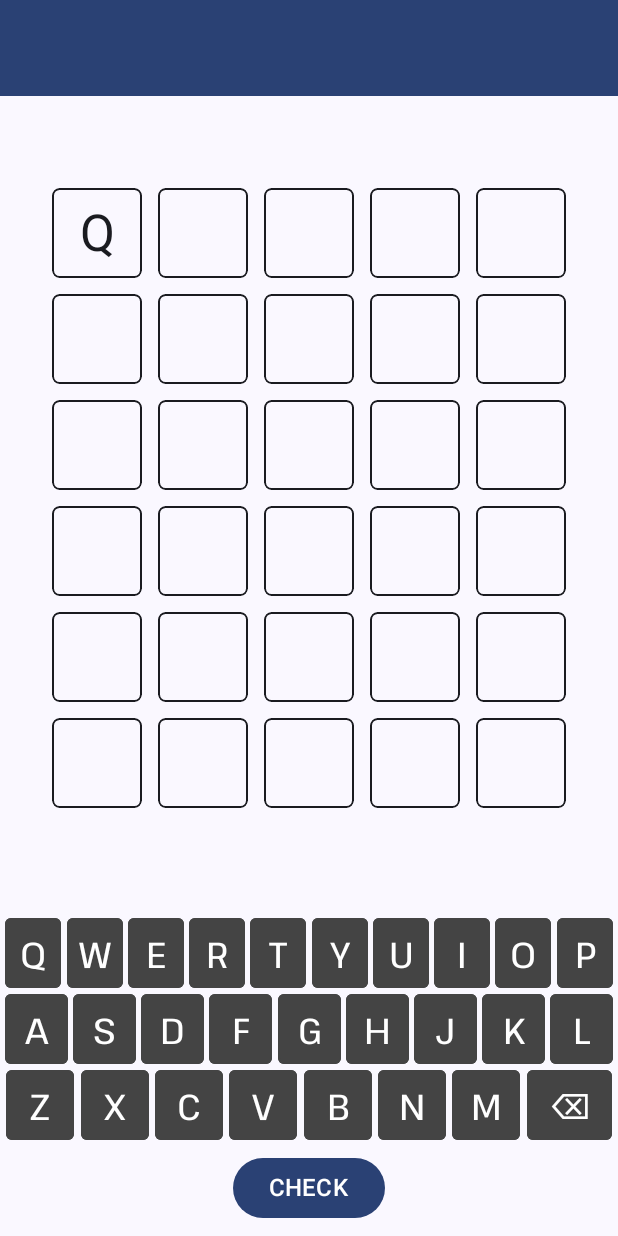
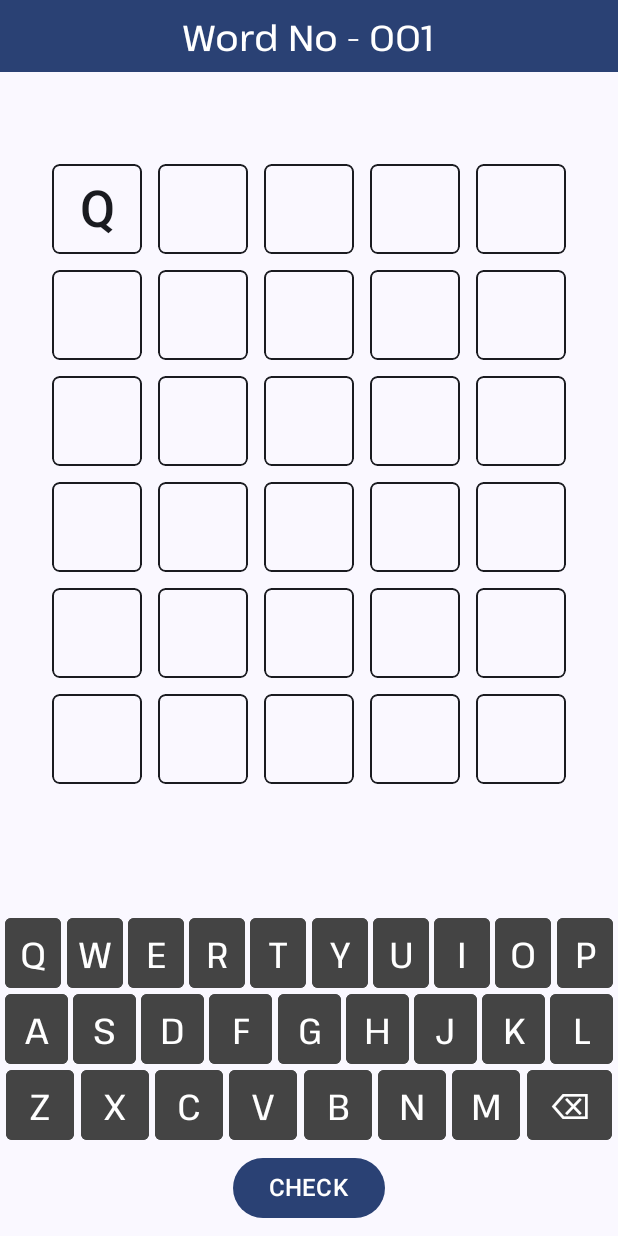
Before and after one commit to sooshil/MyWordle, an Android app built with Jetpack Compose: the screen it shows after launch (MainActivity), after a tap on an icon or button, on a phone screen of 412 x 824 dp. Run offline under Robolectric (Android 15) with nearby library versions, the phone set to English and light mode, and no system bars; our stand-ins replace Dagger/Hilt's generated code, Room's generated code; 3 other taps on this screen came first.

Commit message:
updated top bar

```diff
--- a/app/src/main/java/com/sukajee/wordle/ui/GameUiState.kt
+++ b/app/src/main/java/com/sukajee/wordle/ui/GameUiState.kt
@@ -11,7 +11,8 @@ data class GameUiState(
     val currentGridIndex: Pair<Int, Int> = Pair(0, 0),
     val error: ErrorType? = null,
     val isGameOver: Boolean? = null,
-    val hasWon: Boolean? = null
+    val hasWon: Boolean? = null,
+    val currentWordNumber: Int = 1
 )
 
 data class Cell(
--- /dev/null
+++ b/app/src/main/java/com/sukajee/wordle/ui/components/AnimatedText.kt
@@ -0,0 +1,36 @@
+package com.sukajee.wordle.ui.components
+
+import androidx.compose.animation.core.animateFloatAsState
+import androidx.compose.animation.core.tween
+import androidx.compose.material3.Text
+import androidx.compose.runtime.Composable
+import androidx.compose.runtime.getValue
+import androidx.compose.ui.text.PlatformTextStyle
+import androidx.compose.ui.text.TextStyle
+import androidx.compose.ui.text.font.FontWeight
+import androidx.compose.ui.unit.sp
+import com.sukajee.wordle.ui.Cell
+import com.sukajee.wordle.util.getCharColor
+
+@Composable
+fun AnimatedText(
+    cell: Cell,
+    text: String
+) {
+    val textSize by animateFloatAsState(
+        targetValue = if (text != ' '.toString()) 34f else 5f,
+        animationSpec = tween(
+            durationMillis = 300
+        )
+    )
+
+    Text(
+        text = text,
+        fontSize = textSize.sp,
+        style = TextStyle(
+            platformStyle = PlatformTextStyle(includeFontPadding = false),
+            fontWeight = FontWeight.SemiBold
+        ),
+        color = getCharColor(cell = cell)
+    )
+}
--- a/app/src/main/java/com/sukajee/wordle/ui/components/TopBar.kt
+++ b/app/src/main/java/com/sukajee/wordle/ui/components/TopBar.kt
@@ -1,15 +1,19 @@
 package com.sukajee.wordle.ui.components
 
+import androidx.compose.foundation.layout.Box
+import androidx.compose.foundation.layout.fillMaxHeight
 import androidx.compose.foundation.layout.fillMaxWidth
+import androidx.compose.foundation.layout.height
 import androidx.compose.material3.CenterAlignedTopAppBar
 import androidx.compose.material3.ExperimentalMaterial3Api
 import androidx.compose.material3.MaterialTheme
 import androidx.compose.material3.Text
 import androidx.compose.material3.TopAppBarDefaults
 import androidx.compose.runtime.Composable
+import androidx.compose.ui.Alignment
 import androidx.compose.ui.Modifier
 import androidx.compose.ui.graphics.Color
-import androidx.compose.ui.text.style.TextAlign
+import androidx.compose.ui.unit.dp
 import androidx.compose.ui.unit.sp
 
 @OptIn(ExperimentalMaterial3Api::class)
@@ -21,18 +25,24 @@ fun TopBar(
     backgroundColor: Color = MaterialTheme.colorScheme.primary
 ) {
     CenterAlignedTopAppBar(
-        modifier = modifier.fillMaxWidth(),
+        modifier = modifier
+            .fillMaxWidth()
+            .height(48.dp),
         title = {
-            Text(
-                text = title,
-                style = MaterialTheme.typography.bodyMedium,
-                fontSize = 24.sp
-            )
+            Box(
+                modifier = Modifier.fillMaxHeight(),
+                contentAlignment = Alignment.Center
+            ) {
+                Text(
+                    text = title,
+                    style = MaterialTheme.typography.bodyMedium,
+                    fontSize = 24.sp
+                )
+            }
         },
         colors = TopAppBarDefaults.centerAlignedTopAppBarColors(
             containerColor = backgroundColor,
             titleContentColor = titleColor
-        ),
-
+        )
     )
 }
--- a/app/src/main/java/com/sukajee/wordle/ui/screens/mainscreen/MainScreen.kt
+++ b/app/src/main/java/com/sukajee/wordle/ui/screens/mainscreen/MainScreen.kt
@@ -36,14 +36,13 @@ import androidx.compose.ui.Modifier
 import androidx.compose.ui.draw.clip
 import androidx.compose.ui.platform.LocalConfiguration
 import androidx.compose.ui.res.stringResource
-import androidx.compose.ui.text.PlatformTextStyle
-import androidx.compose.ui.text.TextStyle
 import androidx.compose.ui.unit.dp
 import androidx.compose.ui.unit.sp
 import com.sukajee.wordle.R
 import com.sukajee.wordle.ui.Cell
 import com.sukajee.wordle.ui.GameUiState
 import com.sukajee.wordle.ui.KeyState
+import com.sukajee.wordle.ui.components.AnimatedText
 import com.sukajee.wordle.ui.components.CustomDialog
 import com.sukajee.wordle.ui.components.Keyboard
 import com.sukajee.wordle.ui.components.TopBar
@@ -55,7 +54,7 @@ import com.sukajee.wordle.util.ErrorType
 import com.sukajee.wordle.util.WordleEvent
 import com.sukajee.wordle.util.getBorderColor
 import com.sukajee.wordle.util.getCellColor
-import com.sukajee.wordle.util.getCharColor
+import com.sukajee.wordle.util.padWithZeros
 import com.sukajee.wordle.R.string as strings
 
 @Composable
@@ -96,9 +95,9 @@ fun StateLessMainScreen(
             TopBar(
                 modifier = Modifier
                     .clickable {
-                    shouldShowWord = !shouldShowWord
-                },
-                title = if (shouldShowWord) currentWord else stringResource(id = strings.app_name)
+                        shouldShowWord = !shouldShowWord
+                    },
+                title = if (shouldShowWord) currentWord else "Word No - ${state.currentWordNumber.toString().padWithZeros()}"
             )
         }
     ) { padding ->
@@ -199,13 +198,9 @@ fun PortraitMainScreen(
                                 ),
                             contentAlignment = Center
                         ) {
-                            Text(
+                            AnimatedText(
                                 text = (state.grid[eachRow][eachColumn].char).toString(),
-                                style = TextStyle(
-                                    platformStyle = PlatformTextStyle(includeFontPadding = false),
-                                    fontSize = 34.sp
-                                ),
-                                color = getCharColor(cell = cell)
+                                cell = cell
                             )
                         }
                         Spacer(modifier = Modifier.width(5.dp))
--- a/app/src/main/java/com/sukajee/wordle/ui/screens/mainscreen/MainViewModel.kt
+++ b/app/src/main/java/com/sukajee/wordle/ui/screens/mainscreen/MainViewModel.kt
@@ -54,7 +54,6 @@ class MainViewModel @Inject constructor(
 
     private var currentWordCount by Delegates.notNull<Int>()
 
-    //    private var wordList: List<String> = emptyList()
     private var allWords: List<String> = emptyList()
 
     init {
@@ -65,12 +64,11 @@ class MainViewModel @Inject constructor(
                 it.putBoolean(IS_FIRST_TIME_RUN, false)
             }.apply()
         }
-
-        getNewWord()
+        currentWordCount = sharedPreferences.getInt(WORD_NUMBER, 1)
         viewModelScope.launch {
             allWords = repository.getAllWordsFromAsset()
         }
-        currentWordCount = sharedPreferences.getInt(WORD_NUMBER, 1)
+        getNewWord()
     }
 
     private fun fetchAndSaveWords() {
@@ -90,7 +88,7 @@ class MainViewModel @Inject constructor(
         val enteredWord = _gameState.value.grid[currentRow].map {
             it.char
         }.joinToString().replace(", ", "")
-
+        if(enteredWord.trim().isEmpty()) return
         if (enteredWord.isDictionaryWord().not()) {
             _gameState.update { currentUiState ->
                 currentUiState.copy(
@@ -110,18 +108,7 @@ class MainViewModel @Inject constructor(
             val grid = currentState.grid
             enteredWord.forEachIndexed { index, c ->
                 if (c == _currentWordleEntry.value.word[index]) {
-                    grid[currentRow][index] = Cell(
-                        char = c,
-                        cellType = CellType.CorrectCharCorrectPosition
-                    )
-                    _keyState.update { currentState ->
-                        currentState.orangeKeyList.remove(c)
-                        currentState.redKeyList.remove(c)
-                        currentState.greenKeyList.add(c)
-                        currentState.copy(
-                            greenKeyList = currentState.greenKeyList
-                        )
-                    }
+                    handleCorrectCharCorrectPlace(grid, index, c)
                 } else if (_currentWordleEntry.value.word.contains(c)) {
                     if (enteredWord.count { it == c } == 1) {
                         grid[currentRow][index] = Cell(
@@ -163,9 +150,7 @@ class MainViewModel @Inject constructor(
                     }
                     _keyState.update { currentState ->
                         currentState.redKeyList.remove(c)
-                        if (currentState.greenKeyList.contains(c)
-                                .not()
-                        ) currentState.orangeKeyList.add(c)
+                        if (currentState.greenKeyList.contains(c).not()) currentState.orangeKeyList.add(c)
                         currentState.copy(
                             orangeKeyList = currentState.orangeKeyList
                         )
@@ -214,6 +199,25 @@ class MainViewModel @Inject constructor(
                     currentGridIndex = Pair(++currentRow, 0)
                 )
             }
+        }
+    }
+
+    private fun handleCorrectCharCorrectPlace(
+        grid: MutableList<MutableList<Cell>>,
+        index: Int,
+        c: Char
+    ) {
+        grid[currentRow][index] = Cell(
+            char = c,
+            cellType = CellType.CorrectCharCorrectPosition
+        )
+        _keyState.update { currentState ->
+            currentState.orangeKeyList.remove(c)
+            currentState.redKeyList.remove(c)
+            currentState.greenKeyList.add(c)
+            currentState.copy(
+                greenKeyList = currentState.greenKeyList
+            )
         }
     }
 
@@ -325,6 +329,11 @@ class MainViewModel @Inject constructor(
     }
 
     private fun getNewWord() = viewModelScope.launch {
+        _gameState.update {
+            it.copy(
+                currentWordNumber = currentWordCount
+            )
+        }
         repository.getWord()
             .filterNotNull()
             .transform { entry ->
--- /dev/null
+++ b/app/src/main/java/com/sukajee/wordle/util/Extensions.kt
@@ -0,0 +1,6 @@
+package com.sukajee.wordle.util
+
+fun String.padWithZeros(desiredLength: Int = 3): String {
+    val zerosToAdd = desiredLength - length
+    return "0".repeat(zerosToAdd.coerceAtLeast(0)) + this
+}
```
